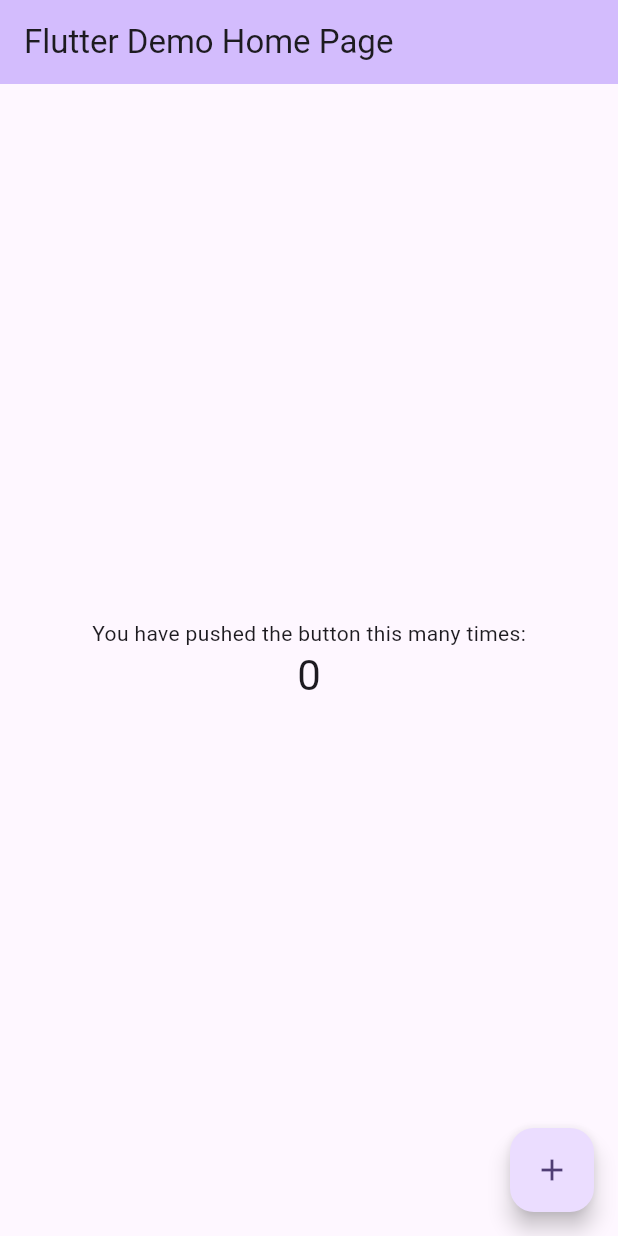
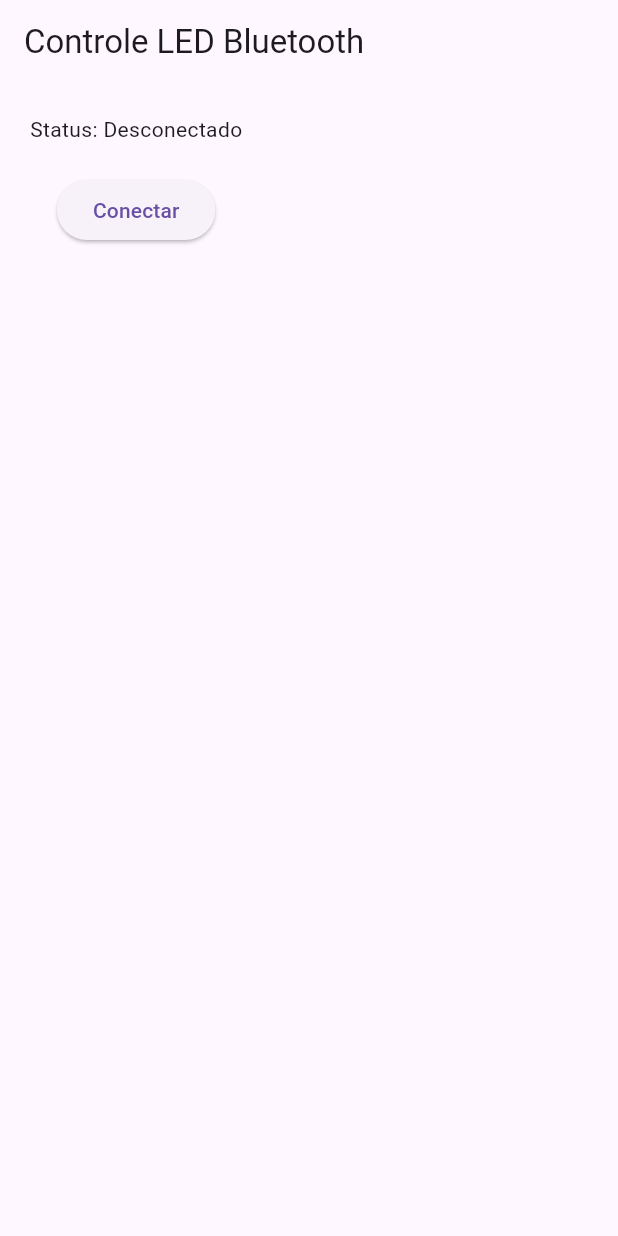
Before and after one commit to GianiBraga/led_bluetooth_app, a Flutter app: the screen it shows after launch, on a phone screen of 412 x 824 dp. Run offline on Flutter 3.47's test engine with Material 3 defaults, Android fonts, the phone set to English and light mode, and no system bars; our stand-ins replace flutter_bluetooth_serial, permission_handler.

Commit message:
add conection to bluetooth

```diff
--- a/lib/main.dart
+++ b/lib/main.dart
@@ -1,125 +1,130 @@
+import 'dart:convert';
+import 'dart:typed_data';
 import 'package:flutter/material.dart';
+import 'package:flutter_bluetooth_serial/flutter_bluetooth_serial.dart';
+import 'package:permission_handler/permission_handler.dart';
+import 'select_device_page.dart'; // Não se esqueça de criar/importar esse arquivo!
 
 void main() {
-  runApp(const MyApp());
+  runApp(MyApp());
 }
 
 class MyApp extends StatelessWidget {
-  const MyApp({super.key});
-
-  // This widget is the root of your application.
   @override
   Widget build(BuildContext context) {
     return MaterialApp(
-      title: 'Flutter Demo',
-      theme: ThemeData(
-        // This is the theme of your application.
-        //
-        // TRY THIS: Try running your application with "flutter run". You'll see
-        // the application has a purple toolbar. Then, without quitting the app,
-        // try changing the seedColor in the colorScheme below to Colors.green
-        // and then invoke "hot reload" (save your changes or press the "hot
-        // reload" button in a Flutter-supported IDE, or press "r" if you used
-        // the command line to start the app).
-        //
-        // Notice that the counter didn't reset back to zero; the application
-        // state is not lost during the reload. To reset the state, use hot
-        // restart instead.
-        //
-        // This works for code too, not just values: Most code changes can be
-        // tested with just a hot reload.
-        colorScheme: ColorScheme.fromSeed(seedColor: Colors.deepPurple),
-        useMaterial3: true,
-      ),
-      home: const MyHomePage(title: 'Flutter Demo Home Page'),
+      title: 'LED Bluetooth',
+      theme: ThemeData(primarySwatch: Colors.blue),
+      home: HomePage(),
     );
   }
 }
 
-class MyHomePage extends StatefulWidget {
-  const MyHomePage({super.key, required this.title});
+class HomePage extends StatefulWidget {
+  @override
+  _HomePageState createState() => _HomePageState();
+}
 
-  // This widget is the home page of your application. It is stateful, meaning
-  // that it has a State object (defined below) that contains fields that affect
-  // how it looks.
+class _HomePageState extends State<HomePage> {
+  BluetoothConnection? connection;
+  BluetoothDevice? selectedDevice;
+  bool isConnected = false;
+  bool ledOn = false;
+  String status = 'Desconectado';
 
-  // This class is the configuration for the state. It holds the values (in this
-  // case the title) provided by the parent (in this case the App widget) and
-  // used by the build method of the State. Fields in a Widget subclass are
-  // always marked "final".
+  Future<void> _checkPermissions() async {
+    await [
+      Permission.bluetooth,
+      Permission.bluetoothScan,
+      Permission.bluetoothConnect,
+      Permission.location,
+    ].request();
+  }
 
-  final String title;
+  void connectToDevice() async {
+    await _checkPermissions();
+
+    final device = await Navigator.of(context).push<BluetoothDevice>(
+      MaterialPageRoute(
+        builder: (context) => SelectBondedDevicePage(),
+      ),
+    );
+
+    if (device == null) return;
+
+    setState(() {
+      selectedDevice = device;
+      status = 'Conectando ao dispositivo...';
+    });
+
+    try {
+      connection = await BluetoothConnection.toAddress(device.address);
+      setState(() {
+        isConnected = true;
+        status = 'Conectado a ${device.name}';
+      });
+
+      connection!.input!.listen((data) {
+        print('Recebido: ${ascii.decode(data)}');
+      }).onDone(() {
+        setState(() {
+          isConnected = false;
+          status = 'Desconectado pelo dispositivo';
+        });
+      });
+    } catch (e) {
+      print('Erro: $e');
+      setState(() {
+        status = 'Erro ao conectar';
+      });
+    }
+  }
+
+  void toggleLed(bool turnOn) {
+    if (connection != null && connection!.isConnected) {
+      final data = Uint8List.fromList(turnOn ? '1'.codeUnits : '0'.codeUnits);
+      connection!.output.add(data);
+      setState(() {
+        ledOn = turnOn;
+      });
+    }
+  }
 
   @override
-  State<MyHomePage> createState() => _MyHomePageState();
-}
-
-class _MyHomePageState extends State<MyHomePage> {
-  int _counter = 0;
-
-  void _incrementCounter() {
-    setState(() {
-      // This call to setState tells the Flutter framework that something has
-      // changed in this State, which causes it to rerun the build method below
-      // so that the display can reflect the updated values. If we changed
-      // _counter without calling setState(), then the build method would not be
-      // called again, and so nothing would appear to happen.
-      _counter++;
-    });
+  void dispose() {
+    connection?.dispose();
+    super.dispose();
   }
 
   @override
   Widget build(BuildContext context) {
-    // This method is rerun every time setState is called, for instance as done
-    // by the _incrementCounter method above.
-    //
-    // The Flutter framework has been optimized to make rerunning build methods
-    // fast, so that you can just rebuild anything that needs updating rather
-    // than having to individually change instances of widgets.
     return Scaffold(
-      appBar: AppBar(
-        // TRY THIS: Try changing the color here to a specific color (to
-        // Colors.amber, perhaps?) and trigger a hot reload to see the AppBar
-        // change color while the other colors stay the same.
-        backgroundColor: Theme.of(context).colorScheme.inversePrimary,
-        // Here we take the value from the MyHomePage object that was created by
-        // the App.build method, and use it to set our appbar title.
-        title: Text(widget.title),
-      ),
-      body: Center(
-        // Center is a layout widget. It takes a single child and positions it
-        // in the middle of the parent.
+      appBar: AppBar(title: Text('Controle LED Bluetooth')),
+      body: Padding(
+        padding: const EdgeInsets.all(20),
         child: Column(
-          // Column is also a layout widget. It takes a list of children and
-          // arranges them vertically. By default, it sizes itself to fit its
-          // children horizontally, and tries to be as tall as its parent.
-          //
-          // Column has various properties to control how it sizes itself and
-          // how it positions its children. Here we use mainAxisAlignment to
-          // center the children vertically; the main axis here is the vertical
-          // axis because Columns are vertical (the cross axis would be
-          // horizontal).
-          //
-          // TRY THIS: Invoke "debug painting" (choose the "Toggle Debug Paint"
-          // action in the IDE, or press "p" in the console), to see the
-          // wireframe for each widget.
-          mainAxisAlignment: MainAxisAlignment.center,
-          children: <Widget>[
-            const Text(
-              'You have pushed the button this many times:',
+          children: [
+            Text('Status: $status'),
+            SizedBox(height: 20),
+            ElevatedButton(
+              onPressed: connectToDevice,
+              child: Text(isConnected ? 'Reconectar' : 'Conectar'),
             ),
-            Text(
-              '$_counter',
-              style: Theme.of(context).textTheme.headlineMedium,
-            ),
+            SizedBox(height: 20),
+            if (isConnected)
+              Row(
+                mainAxisAlignment: MainAxisAlignment.center,
+                children: [
+                  Text('LED'),
+                  Switch(
+                    value: ledOn,
+                    onChanged: toggleLed,
+                  ),
+                ],
+              )
           ],
         ),
       ),
-      floatingActionButton: FloatingActionButton(
-        onPressed: _incrementCounter,
-        tooltip: 'Increment',
-        child: const Icon(Icons.add),
-      ), // This trailing comma makes auto-formatting nicer for build methods.
     );
   }
 }
--- a/pubspec.yaml
+++ b/pubspec.yaml
@@ -30,6 +30,10 @@ environment:
 dependencies:
   flutter:
     sdk: flutter
+  # Adicionar dependencia do bluetooth
+  flutter_bluetooth_serial: ^0.4.0
+  #pedir permissão para app
+  permission_handler: ^11.3.1
 
 
   # The following adds the Cupertino Icons font to your application.
```
Also changed, not shown: lib/select_device_page.dart (added, +43 -0 lines), pubspec.lock, 3 other files.
